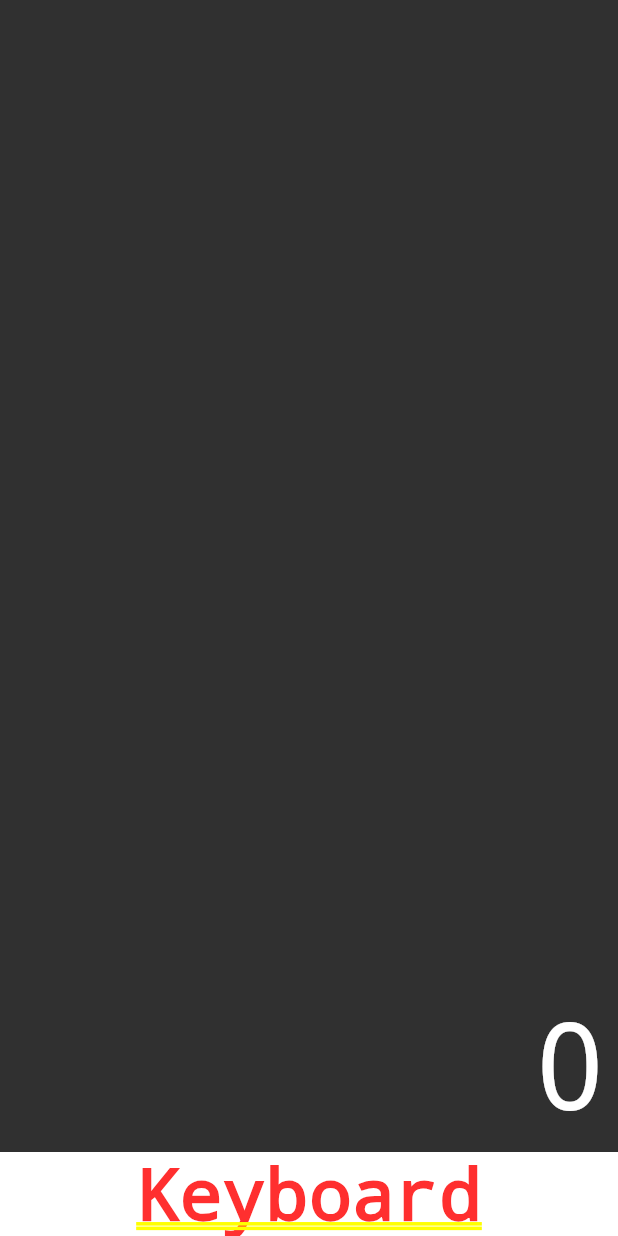
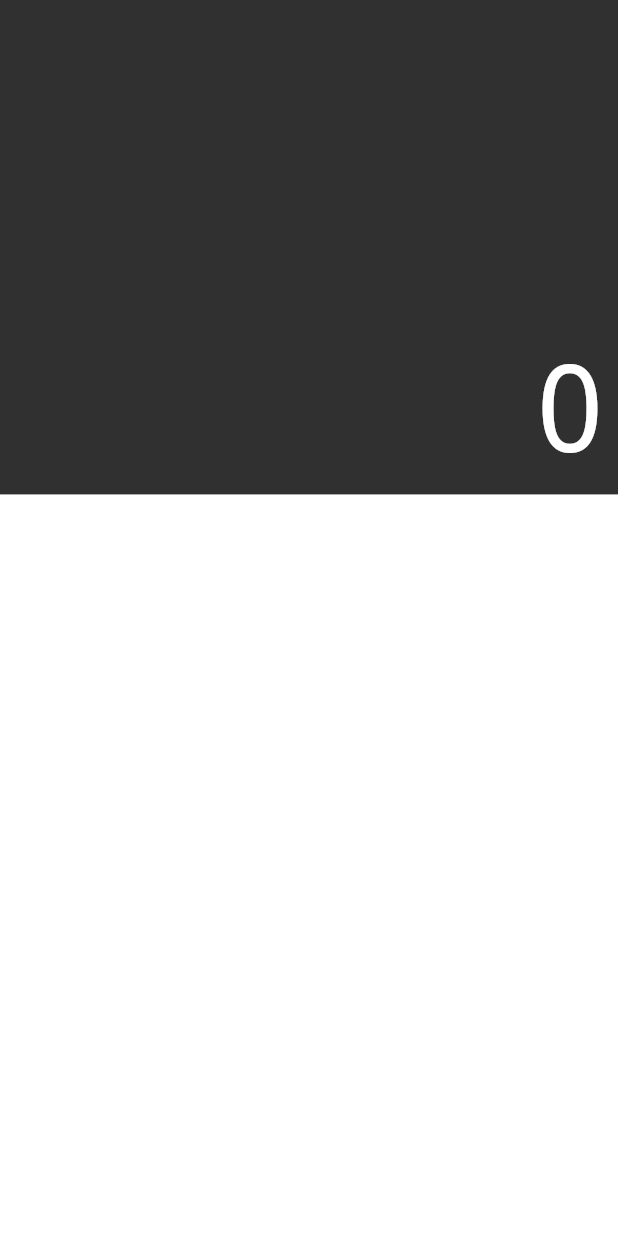
Before and after one commit to LucasCardoso910/calculator, a Flutter app: the screen it shows after launch, on a phone screen of 412 x 824 dp. Run offline on Flutter 3.47's test engine with Material 2 defaults, Android fonts, the phone set to English and light mode, and no system bars; drawn by our look-alikes of auto_size_text.

Commit message:
initialize keyboard component
Signed-off-by: Lucas Cardoso <lucas.cardoso.santos@usp.br>

```diff
--- a/lib/components/keyboard.dart
+++ b/lib/components/keyboard.dart
@@ -0,0 +1,14 @@
+import 'package:flutter/material.dart';
+
+class Keyboard extends StatelessWidget {
+  const Keyboard({Key? key}) : super(key: key);
+
+  @override
+  Widget build(BuildContext context) {
+    Size mediaSize = MediaQuery.of(context).size; // get screen size
+
+    return Container(
+      height: mediaSize.height * 0.6, // set height as 60% of screen height
+    );
+  }
+}
--- a/lib/screens/calculator.dart
+++ b/lib/screens/calculator.dart
@@ -1,4 +1,5 @@
 import 'package:calculator/components/display.dart';
+import 'package:calculator/components/keyboard.dart';
 import 'package:flutter/material.dart';
 
 class Calculator extends StatelessWidget {
@@ -8,7 +9,7 @@ class Calculator extends StatelessWidget {
   Widget build(BuildContext context) {
     const appChildren = [
       Display(text: '0'),
-      Text("Keyboard"),
+      Keyboard(),
     ];
 
     return MaterialApp(
```
